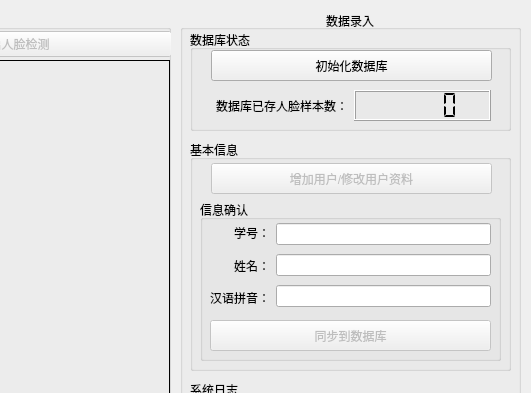
Old version of the form ui/DataRecord.ui in the repository n202104/FaceRecognition; both pictures show x 480 to 1011 and y 0 to 393 of the 1011 by 601 pixel window.
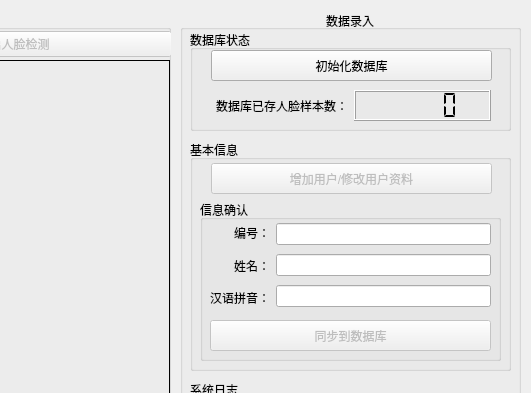
New version of the form.

```diff
--- a/ui/DataRecord.ui
+++ b/ui/DataRecord.ui
@@ -204,7 +204,7 @@
             <enum>QFrame::NoFrame</enum>
            </property>
            <property name="text">
-            <string>学号：</string>
+            <string>编号：</string>
            </property>
            <property name="alignment">
             <set>Qt::AlignRight|Qt::AlignTrailing|Qt::AlignVCenter</set>
```
